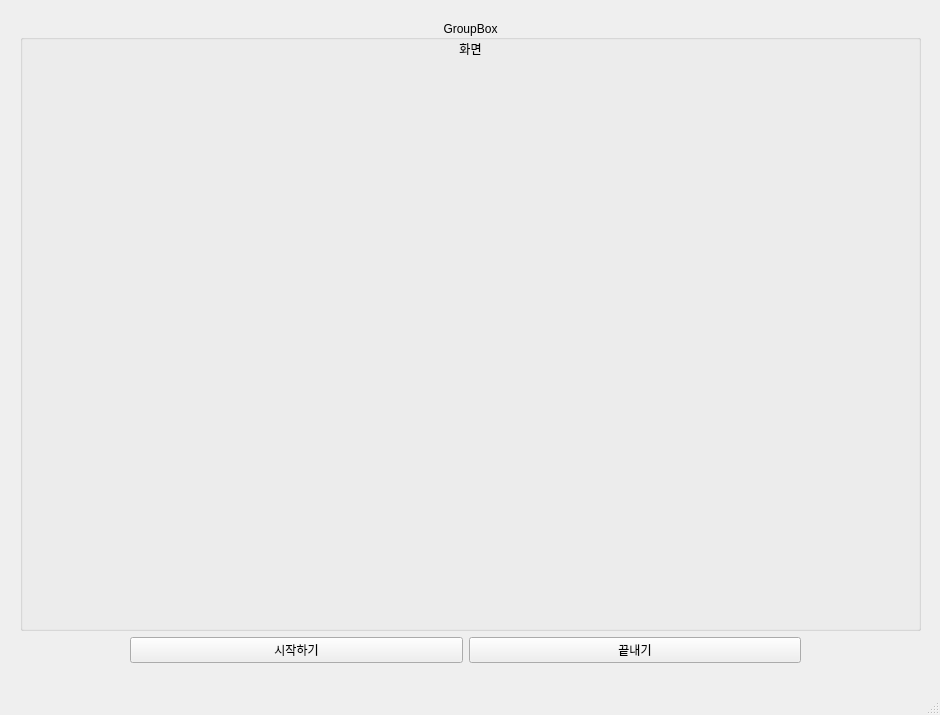
Yeonhoon/kosa_final, file posenet/ui/test_ui.ui: the form before one commit.
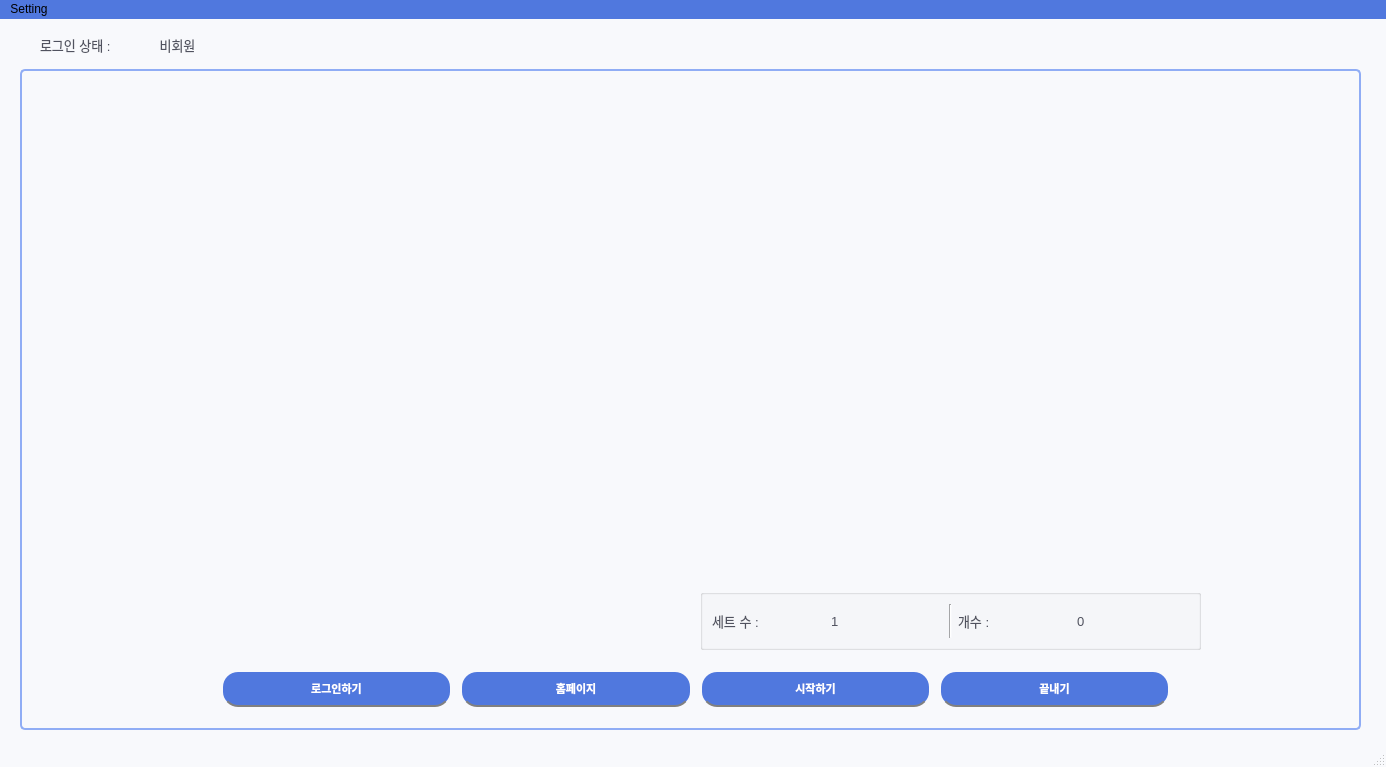
The form after the commit.

The edit to the form file:
```diff
--- a/posenet/ui/test_ui.ui
+++ b/posenet/ui/test_ui.ui
@@ -6,40 +6,168 @@
    <rect>
     <x>0</x>
     <y>0</y>
-    <width>940</width>
-    <height>715</height>
+    <width>1386</width>
+    <height>767</height>
    </rect>
   </property>
   <property name="windowTitle">
    <string>MainWindow</string>
   </property>
+  <property name="styleSheet">
+   <string notr="true">QMainWindow
+{
+	background-color: rgb(248, 249, 252);
+	color: #000000;
+
+}
+QMenuBar{
+	background-color: rgb(80,120,222);
+}</string>
+  </property>
   <widget class="QWidget" name="centralwidget">
+   <property name="styleSheet">
+    <string notr="true">QWidget
+{
+	background-color: rgb(248, 249, 252);
+	color: #000000;
+
+}
+
+
+/*-----QLabel-----*/
+QLabel
+{
+	background-color: transparent;
+	color: rgb(80, 82, 95);
+	font-size: 13px;
+
+}
+
+
+/*-----QPushButton-----*/
+QPushButton
+{
+	background-color: rgb(80,120,222);
+	color: #fff;
+	font-size: 11px;
+	font-weight: bold;
+	border-radius: 15px;
+	margin: 3px;
+    border-bottom: 2px solid gray;
+}
+
+QPushButton::hover
+{
+	background-color: #3457b3;
+
+}
+
+QPushButton::disabled
+{
+	background-color: #4d5770;
+
+}
+
+
+QPushButton::pressed
+{
+	background-color: #85a7ff;
+
+}
+
+
+
+
+
+</string>
+   </property>
    <widget class="QGroupBox" name="groupBox">
     <property name="geometry">
      <rect>
       <x>20</x>
-      <y>20</y>
-      <width>901</width>
-      <height>611</height>
+      <y>50</y>
+      <width>1341</width>
+      <height>661</height>
      </rect>
     </property>
+    <property name="font">
+     <font>
+      <weight>75</weight>
+      <bold>true</bold>
+     </font>
+    </property>
+    <property name="styleSheet">
+     <string notr="true">#groupBox {
+	 border: 2px solid #90adf5;
+ 	 border-radius: 5px;
+}</string>
+    </property>
     <property name="title">
-     <string>GroupBox</string>
+     <string/>
     </property>
     <property name="alignment">
      <set>Qt::AlignCenter</set>
     </property>
-    <widget class="QLabel" name="imgLabel">
+    <property name="flat">
+     <bool>false</bool>
+    </property>
+    <widget class="QLabel" name="camLabel">
      <property name="geometry">
       <rect>
-       <x>30</x>
+       <x>680</x>
        <y>20</y>
-       <width>841</width>
+       <width>640</width>
+       <height>480</height>
+      </rect>
+     </property>
+     <property name="frameShape">
+      <enum>QFrame::Box</enum>
+     </property>
+     <property name="frameShadow">
+      <enum>QFrame::Sunken</enum>
+     </property>
+     <property name="lineWidth">
+      <number>2</number>
+     </property>
+     <property name="text">
+      <string/>
+     </property>
+     <property name="scaledContents">
+      <bool>false</bool>
+     </property>
+     <property name="alignment">
+      <set>Qt::AlignHCenter|Qt::AlignTop</set>
+     </property>
+     <property name="margin">
+      <number>20</number>
+     </property>
+    </widget>
+    <widget class="QLabel" name="refLabel">
+     <property name="geometry">
+      <rect>
+       <x>40</x>
+       <y>20</y>
+       <width>621</width>
        <height>561</height>
       </rect>
      </property>
+     <property name="styleSheet">
+      <string notr="true"/>
+     </property>
+     <property name="frameShape">
+      <enum>QFrame::Box</enum>
+     </property>
+     <property name="frameShadow">
+      <enum>QFrame::Sunken</enum>
+     </property>
+     <property name="lineWidth">
+      <number>2</number>
+     </property>
+     <property name="midLineWidth">
+      <number>0</number>
+     </property>
      <property name="text">
-      <string>화면</string>
+      <string/>
      </property>
      <property name="scaledContents">
       <bool>false</bool>
@@ -51,28 +179,181 @@
       <number>20</number>
      </property>
     </widget>
+    <widget class="QWidget" name="layoutWidget">
+     <property name="geometry">
+      <rect>
+       <x>200</x>
+       <y>600</y>
+       <width>951</width>
+       <height>41</height>
+      </rect>
+     </property>
+     <layout class="QHBoxLayout" name="horizontalLayout">
+      <item>
+       <widget class="QPushButton" name="loginButton">
+        <property name="sizePolicy">
+         <sizepolicy hsizetype="Minimum" vsizetype="Ignored">
+          <horstretch>0</horstretch>
+          <verstretch>0</verstretch>
+         </sizepolicy>
+        </property>
+        <property name="text">
+         <string>로그인하기</string>
+        </property>
+       </widget>
+      </item>
+      <item>
+       <widget class="QPushButton" name="webButton">
+        <property name="sizePolicy">
+         <sizepolicy hsizetype="Minimum" vsizetype="Ignored">
+          <horstretch>0</horstretch>
+          <verstretch>0</verstretch>
+         </sizepolicy>
+        </property>
+        <property name="text">
+         <string>홈페이지</string>
+        </property>
+       </widget>
+      </item>
+      <item>
+       <widget class="QPushButton" name="startButton">
+        <property name="sizePolicy">
+         <sizepolicy hsizetype="Minimum" vsizetype="Ignored">
+          <horstretch>0</horstretch>
+          <verstretch>0</verstretch>
+         </sizepolicy>
+        </property>
+        <property name="text">
+         <string>시작하기</string>
+        </property>
+       </widget>
+      </item>
+      <item>
+       <widget class="QPushButton" name="stopButton">
+        <property name="sizePolicy">
+         <sizepolicy hsizetype="Minimum" vsizetype="Ignored">
+          <horstretch>0</horstretch>
+          <verstretch>0</verstretch>
+         </sizepolicy>
+        </property>
+        <property name="text">
+         <string>끝내기</string>
+        </property>
+       </widget>
+      </item>
+     </layout>
+    </widget>
+    <widget class="QGroupBox" name="setBox">
+     <property name="geometry">
+      <rect>
+       <x>680</x>
+       <y>520</y>
+       <width>501</width>
+       <height>61</height>
+      </rect>
+     </property>
+     <property name="flat">
+      <bool>false</bool>
+     </property>
+     <layout class="QHBoxLayout" name="horizontalLayout_2">
+      <item>
+       <widget class="QLabel" name="label_2">
+        <property name="font">
+         <font>
+          <pointsize>-1</pointsize>
+         </font>
+        </property>
+        <property name="text">
+         <string>세트 수 :</string>
+        </property>
+       </widget>
+      </item>
+      <item>
+       <widget class="QLabel" name="setLabel">
+        <property name="font">
+         <font>
+          <pointsize>-1</pointsize>
+         </font>
+        </property>
+        <property name="text">
+         <string>1</string>
+        </property>
+       </widget>
+      </item>
+      <item>
+       <widget class="Line" name="line">
+        <property name="frameShadow">
+         <enum>QFrame::Sunken</enum>
+        </property>
+        <property name="lineWidth">
+         <number>1</number>
+        </property>
+        <property name="orientation">
+         <enum>Qt::Vertical</enum>
+        </property>
+       </widget>
+      </item>
+      <item>
+       <widget class="QLabel" name="label_3">
+        <property name="font">
+         <font>
+          <pointsize>-1</pointsize>
+         </font>
+        </property>
+        <property name="text">
+         <string>개수 :</string>
+        </property>
+       </widget>
+      </item>
+      <item>
+       <widget class="QLabel" name="repLabel">
+        <property name="font">
+         <font>
+          <pointsize>-1</pointsize>
+         </font>
+        </property>
+        <property name="text">
+         <string>0</string>
+        </property>
+       </widget>
+      </item>
+     </layout>
+    </widget>
    </widget>
-   <widget class="QWidget" name="">
+   <widget class="QWidget" name="horizontalLayoutWidget">
     <property name="geometry">
      <rect>
-      <x>130</x>
-      <y>630</y>
-      <width>671</width>
-      <height>41</height>
+      <x>40</x>
+      <y>10</y>
+      <width>181</width>
+      <height>31</height>
      </rect>
     </property>
-    <layout class="QHBoxLayout" name="horizontalLayout">
+    <layout class="QHBoxLayout" name="horizontalLayout_3">
      <item>
-      <widget class="QPushButton" name="startButton">
+      <widget class="QLabel" name="userlabel">
+       <property name="font">
+        <font>
+         <pointsize>-1</pointsize>
+        </font>
+       </property>
        <property name="text">
-        <string>시작하기</string>
+        <string>로그인 상태 :</string>
        </property>
       </widget>
      </item>
      <item>
-      <widget class="QPushButton" name="stopButton">
+      <widget class="QLabel" name="loginStatus">
+       <property name="font">
+        <font>
+         <pointsize>-1</pointsize>
+        </font>
+       </property>
        <property name="text">
-        <string>끝내기</string>
+        <string>비회원</string>
+       </property>
+       <property name="alignment">
+        <set>Qt::AlignCenter</set>
        </property>
       </widget>
      </item>
@@ -84,10 +365,17 @@
     <rect>
      <x>0</x>
      <y>0</y>
-     <width>940</width>
+     <width>1386</width>
      <height>21</height>
     </rect>
    </property>
+   <widget class="QMenu" name="menuSetting">
+    <property name="title">
+     <string>Setting</string>
+    </property>
+    <addaction name="actiontest"/>
+   </widget>
+   <addaction name="menuSetting"/>
   </widget>
   <widget class="QStatusBar" name="statusbar"/>
  </widget>
```
Left out of the diff: 5 changed lines with no effect on the pictures.
